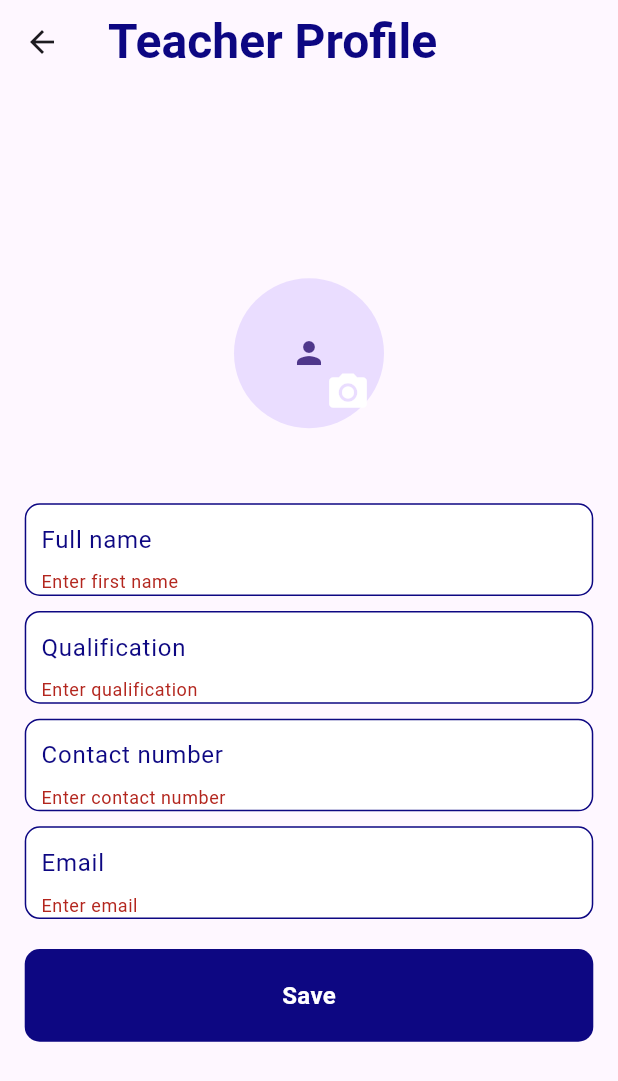
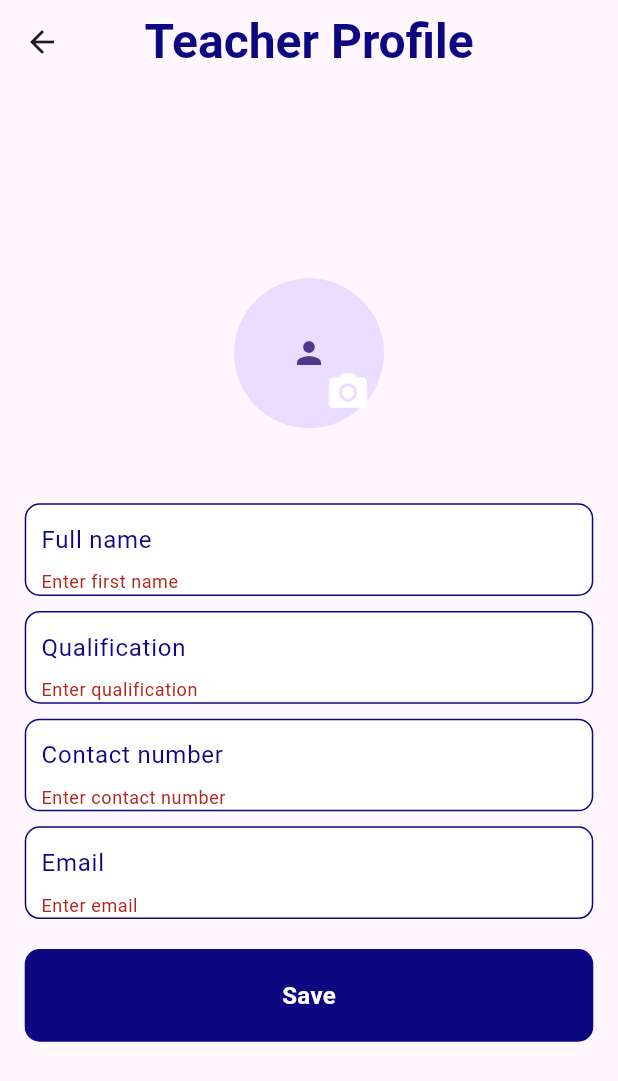
Before and after one commit to hashimtkd/EduTrack, a Flutter app: the YouPage screen opened directly, after a tap on "Save", on a phone screen of 412 x 824 dp. Shown: the top 1081 px of the screen. Run offline on Flutter 3.47's test engine with Material 3 defaults, Android fonts, the phone set to English and light mode, and no system bars; our stand-ins replace hive, hive_flutter, image_cropper, image_picker, shared_preferences, smooth_page_indicator; accounts and stored records are empty; project files that could hold a hidden picture were left out.

Commit message:
fixed some bugs 1st release.now releasing

```diff
--- a/lib/screens/bottomNavigationScreens/you_page.dart
+++ b/lib/screens/bottomNavigationScreens/you_page.dart
@@ -21,15 +21,7 @@ class YouPage extends StatelessWidget {
       return const TeacherRegisterPanel();
     }
     return Scaffold(
-      appBar: AppBar(
-        backgroundColor: AppColors.backGround,
-        leading: IconButton(
-          onPressed: () {
-            Navigator.pop(context);
-          },
-          icon: const Icon(Icons.arrow_back),
-        ),
-      ),
+      appBar: AppBar(backgroundColor: AppColors.backGround),
       backgroundColor: AppColors.backGround,
 
       body: Center(
--- a/lib/screens/teacher_screens/teacher_register_panel.dart
+++ b/lib/screens/teacher_screens/teacher_register_panel.dart
@@ -65,18 +65,8 @@ class _TeacherRegisterPanelState extends State<TeacherRegisterPanel> {
 
     return Scaffold(
       appBar: AppBar(
-        leading: IconButton(
-          onPressed: () => Navigator.push(
-            context,
-            MaterialPageRoute(
-              builder: (context) {
-                return HomePage();
-              },
-            ),
-          ),
-          icon: const Icon(Icons.arrow_back),
-        ),
         title: Text('Teacher Profile').size(32).blue().semiBold(),
+        centerTitle: true,
       ),
       body: SizedBox(
         height: size.height,
```
